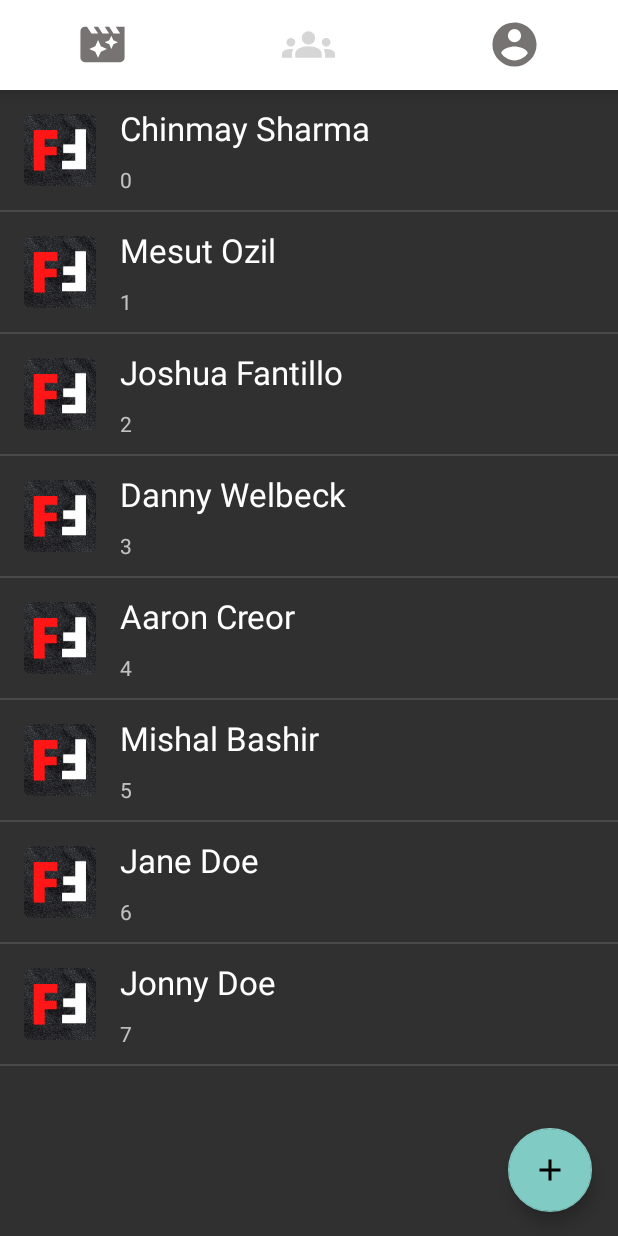
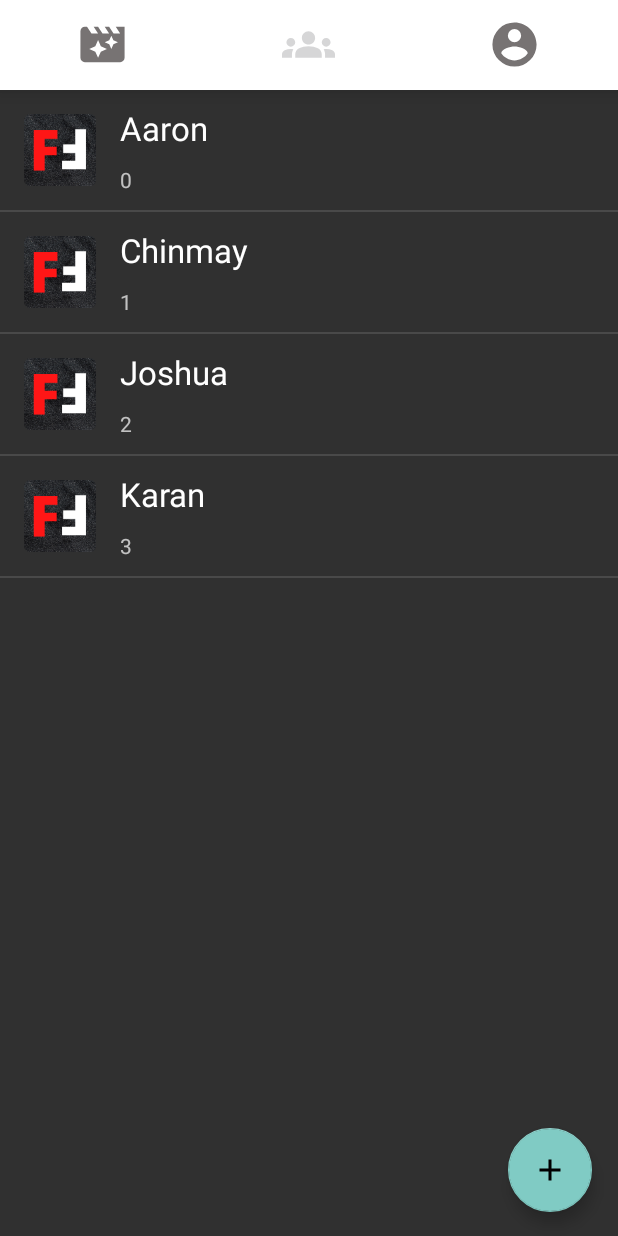
Before and after one commit to AaronCreor/FriendFlicks, an Android app: the screen it shows after launch (MainActivity), item 2 of the bottom bar chosen, on a phone screen of 412 x 824 dp. Run offline under Robolectric (Android 15) with nearby library versions, the light colour scheme and no system bars; our stand-ins replace Firebase (no records; nobody signed in at launch, a user with empty details on screens opened directly); libraries missing offline, so code that uses them is left out: com.example.flatdialoglibrary, es.dmoral.toasty.

Commit message:
Add feature: Dynamically load friendsList from fake database

```diff
--- a/src/app/src/main/java/com/nebulabs/friendflix/FriendsFragment.java
+++ b/src/app/src/main/java/com/nebulabs/friendflix/FriendsFragment.java
@@ -29,6 +29,7 @@ import com.google.firebase.firestore.FirebaseFirestore;
 
 import java.util.ArrayList;
 import java.util.HashMap;
+import java.util.Iterator;
 import java.util.List;
 import java.util.Map;
 
@@ -71,14 +72,22 @@ public class FriendsFragment extends Fragment {
         recyclerView.addItemDecoration(dividerItemDecoration);
 
 
-        friendsList.add("Chinmay Sharma");
-        friendsList.add("Mesut Ozil");
-        friendsList.add("Joshua Fantillo");
-        friendsList.add("Danny Welbeck");
-        friendsList.add("Aaron Creor");
-        friendsList.add("Mishal Bashir");
-        friendsList.add("Jane Doe");
-        friendsList.add("Jonny Doe");
+        String userEmail = MainActivity.userEmail;
+        UsersData usersData = new UsersData();
+        User user = usersData.getUserByEmail(userEmail);
+        Iterator<String> friendEmailIterator = user.friendsList.iterator();
+        while(friendEmailIterator.hasNext()) {
+            friendsList.add(usersData.getUserByEmail(friendEmailIterator.next()).userName);
+        }
+
+//        friendsList.add("Chinmay Sharma");
+//        friendsList.add("Mesut Ozil");
+//        friendsList.add("Joshua Fantillo");
+//        friendsList.add("Danny Welbeck");
+//        friendsList.add("Aaron Creor");
+//        friendsList.add("Mishal Bashir");
+//        friendsList.add("Jane Doe");
+//        friendsList.add("Jonny Doe");
 
         FloatingActionButton addGroup_fab = view.findViewById(R.id.addgroupfab);
         addGroup_fab.setOnClickListener(new View.OnClickListener() {
--- a/src/app/src/main/java/com/nebulabs/friendflix/MainActivity.java
+++ b/src/app/src/main/java/com/nebulabs/friendflix/MainActivity.java
@@ -16,6 +16,8 @@ import es.dmoral.toasty.Toasty;
 
 
 public class MainActivity extends AppCompatActivity {
+
+    public static String userEmail = "jonnyboy@gmail.com";
 
     @Override
     protected void onCreate(@Nullable Bundle savedInstanceState) {
--- a/src/app/src/main/java/com/nebulabs/friendflix/UsersData.java
+++ b/src/app/src/main/java/com/nebulabs/friendflix/UsersData.java
@@ -4,6 +4,7 @@
 package com.nebulabs.friendflix;
 
 import java.util.ArrayList;
+import java.util.Iterator;
 import java.util.List;
 
 class MovieList {
@@ -39,10 +40,10 @@ class FriendsList {
 }
 
 class User {
-    String userEmail;
-    String userName;
-    ArrayList<Integer> movieList;
-    ArrayList<String> friendsList;
+    public String userEmail;
+    public String userName;
+    public ArrayList<Integer> movieList;
+    public ArrayList<String> friendsList;
 
     public User(String userEmail, String userName, ArrayList<Integer> movieList, ArrayList<String> friendsList) {
         this.userEmail = userEmail;
@@ -53,7 +54,18 @@ class User {
 }
 
 public class UsersData {
-    List<User> usersList = new ArrayList<User>();;
+    public User getUserByEmail(String email) {
+        User empty = null;
+        Iterator<User> userIterator = usersList.iterator();
+        while(userIterator.hasNext()) {
+            User current = userIterator.next();
+            if(current.userEmail == email)
+                return current;
+        }
+        return empty;
+    }
+
+    public List<User> usersList = new ArrayList<User>();;
 
     public UsersData() {
         MovieList aaronMovies = new MovieList();
@@ -120,5 +132,25 @@ public class UsersData {
         karanFriends.add("chinmay@gmail.com");
         User karan = new User("karan@gmail.com", "Karan", karanMovies.get(), karanFriends.get());
         usersList.add(karan);
+
+        MovieList jonnyMovies = new MovieList();
+        jonnyMovies.add(1);
+        jonnyMovies.add(2);
+        jonnyMovies.add(3);
+        jonnyMovies.add(8);
+        jonnyMovies.add(9);
+        jonnyMovies.add(10);
+        jonnyMovies.add(19);
+        jonnyMovies.add(20);
+        jonnyMovies.add(25);
+        jonnyMovies.add(26);
+        jonnyMovies.add(28);
+        FriendsList jonnyFriends = new FriendsList();
+        jonnyFriends.add("aaron@gmail.com");
+        jonnyFriends.add("chinmay@gmail.com");
+        jonnyFriends.add("joshua@gmail.com");
+        jonnyFriends.add("karan@gmail.com");
+        User jonny = new User("jonnyboy@gmail.com", "Jonny", jonnyMovies.get(), jonnyFriends.get());
+        usersList.add(jonny);
     }
 }
```
